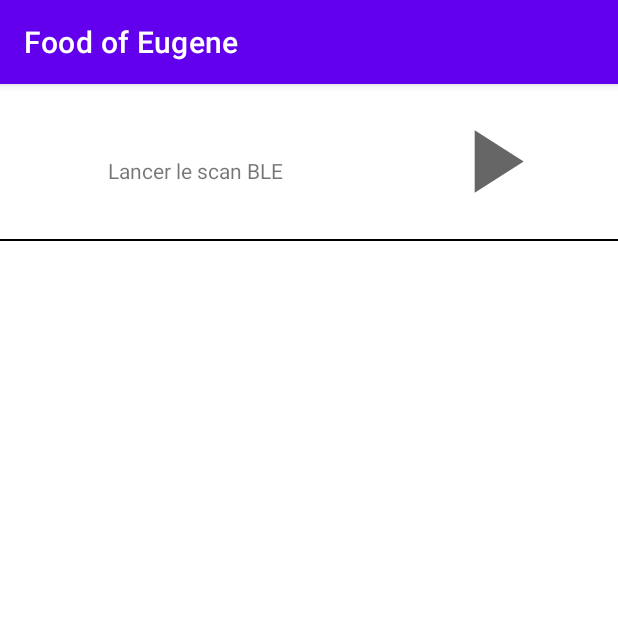
After one commit to Eugeneconstant/FoodofEugene, an Android app: the BLEScanActivity screen opened directly, with no data from a screen before it, on a phone screen of 412 x 824 dp, the top half of it. The commit adds this screen. Run offline under Robolectric (Android 15) with nearby library versions, the phone set to English and light mode, and no system bars; network calls fail.

Commit message:
Add Ble Activity

```diff
--- /dev/null
+++ b/app/src/main/java/fr/isen/eugene/foodofeugene/BLEScanActivity.kt
@@ -0,0 +1,98 @@
+package fr.isen.eugene.foodofeugene
+
+import android.bluetooth.BluetoothAdapter
+import android.Manifest
+import android.bluetooth.BluetoothManager
+import android.content.Intent
+import android.content.pm.PackageManager
+import android.os.Build
+import androidx.appcompat.app.AppCompatActivity
+import android.os.Bundle
+import android.widget.Toast
+import android.widget.Toast.*
+import androidx.annotation.RequiresApi
+import androidx.core.app.ActivityCompat
+import androidx.core.view.isVisible
+import fr.isen.eugene.foodofeugene.databinding.ActivityBLEScanBinding
+import fr.isen.eugene.foodofeugene.databinding.ActivityCategoryBinding
+
+
+class BLEScanActivity : AppCompatActivity() {
+    private lateinit var binding: ActivityBLEScanBinding
+    private var isScanning = false
+    private var bluetoothAdapter: BluetoothAdapter? = null
+    @RequiresApi(Build.VERSION_CODES.M)
+    override fun onCreate(savedInstanceState: Bundle?) {
+        super.onCreate(savedInstanceState)
+        binding = ActivityBLEScanBinding.inflate(layoutInflater)
+        setContentView(binding.root)
+
+
+        bluetoothAdapter = getSystemService(BluetoothManager::class.java)?.adapter
+
+        startBLEifPossible()
+
+
+        binding.bleScanPlayPauseAction.setOnClickListener {
+            togglePlayPauseAction()
+        }
+
+        binding.bleScanPlayTitle.setOnClickListener{
+            togglePlayPauseAction()
+        }
+
+
+    }
+
+    private fun startBLEifPossible() {
+        when {
+            !isDeviceHasBLESupport() || bluetoothAdapter == null -> {
+                Toast.makeText(this, "Cet appareil n'est pas compatible avec le BLE", LENGTH_SHORT).show()
+            }
+            !(bluetoothAdapter?.isEnabled ?: false) -> {
+                //activation du ble
+                val enableBtIntent = Intent(BluetoothAdapter.ACTION_REQUEST_ENABLE)
+                startActivityForResult(enableBtIntent, REQUEST_ENABLE_BT)
+            }
+            ActivityCompat.checkSelfPermission(this, Manifest.permission.ACCESS_FINE_LOCATION)
+                    != PackageManager.PERMISSION_GRANTED ->{
+                        ActivityCompat.requestPermissions(
+                            this,
+                            arrayOf(Manifest.permission.ACCESS_FINE_LOCATION),
+                            REQUEST_PERMISSION_LOCATION
+                        )
+                    }
+            else -> {
+                //on peut faire le ble
+            }
+        }
+    }
+
+    override fun onActivityResult(requestCode: Int, resultCode: Int, data: Intent?) {
+        super.onActivityResult(requestCode, resultCode, data)
+        if (requestCode == REQUEST_ENABLE_BT && resultCode == RESULT_OK ){
+            startBLEifPossible()
+        }
+    }
+    private fun isDeviceHasBLESupport(): Boolean =
+        packageManager.hasSystemFeature(PackageManager.FEATURE_BLUETOOTH_LE)
+
+
+
+    private fun togglePlayPauseAction(){
+        isScanning = !isScanning
+        if(isScanning){
+            binding.bleScanPlayTitle.text = getString(R.string.ble_scan_pause_title)
+            binding.loadingProgress.isVisible = true
+            binding.divider.isVisible = false
+        }else{
+            binding.bleScanPlayTitle.text = getString(R.string.ble_scan_play_title)
+            binding.loadingProgress.isVisible = false
+            binding.divider.isVisible = true
+        }
+    }
+    companion object{
+        const private val REQUEST_ENABLE_BT = 33
+        const private val REQUEST_PERMISSION_LOCATION = 22
+    }
+}
--- a/app/src/main/java/fr/isen/eugene/foodofeugene/CategoryActivity.kt
+++ b/app/src/main/java/fr/isen/eugene/foodofeugene/CategoryActivity.kt
@@ -19,7 +19,7 @@ import org.json.JSONObject
 
 
 enum class Type{
-    ENTREES, PLATS, DESSERTS;
+    ENTREES, PLATS, DESSERTS, BLE;
 
     companion object  {
         fun categoryTitle(type: Type?): String{
@@ -27,6 +27,7 @@ enum class Type{
                 ENTREES -> "Entrees"
                 PLATS -> "Plats"
                 DESSERTS -> "Desserts"
+                BLE -> "BLE"
                 else -> ""
             }
         }
--- a/app/src/main/java/fr/isen/eugene/foodofeugene/DetailActivity.kt
+++ b/app/src/main/java/fr/isen/eugene/foodofeugene/DetailActivity.kt
@@ -2,14 +2,18 @@ package fr.isen.eugene.foodofeugene
 
 import androidx.appcompat.app.AppCompatActivity
 import android.os.Bundle
+import fr.isen.eugene.foodofeugene.Model.Items
 import fr.isen.eugene.foodofeugene.databinding.ActivityDetailBinding
 
-class DetailActivity : AppCompatActivity() {
+class DetailActivity(private val item: Items) : AppCompatActivity() {
 
     private lateinit var binding: ActivityDetailBinding
     override fun onCreate(savedInstanceState: Bundle?) {
         super.onCreate(savedInstanceState)
         binding = ActivityDetailBinding.inflate(layoutInflater)
         setContentView(binding.root)
+        binding.ingredientsTextView.text = item?.getIngredients()
+        binding.itemTitle.text = item?.name
     }
+
 }
--- a/app/src/main/java/fr/isen/eugene/foodofeugene/DetailAdapter.kt
+++ b/app/src/main/java/fr/isen/eugene/foodofeugene/DetailAdapter.kt
@@ -1,4 +1,6 @@
 package fr.isen.eugene.foodofeugene
+
+import fr.isen.eugene.foodofeugene.Model.Items
 
 class DetailAdapter {
 }
--- /dev/null
+++ b/app/src/main/res/drawable/ic_baseline_play_arrow_24.xml
@@ -0,0 +1,10 @@
+<vector xmlns:android="http://schemas.android.com/apk/res/android"
+    android:width="24dp"
+    android:height="24dp"
+    android:viewportWidth="24"
+    android:viewportHeight="24"
+    android:tint="?attr/colorControlNormal">
+  <path
+      android:fillColor="@android:color/white"
+      android:pathData="M8,5v14l11,-7z"/>
+</vector>
--- /dev/null
+++ b/app/src/main/res/layout/activity_b_l_e_scan.xml
@@ -0,0 +1,63 @@
+<?xml version="1.0" encoding="utf-8"?>
+<androidx.constraintlayout.widget.ConstraintLayout xmlns:android="http://schemas.android.com/apk/res/android"
+    xmlns:app="http://schemas.android.com/apk/res-auto"
+    xmlns:tools="http://schemas.android.com/tools"
+    android:layout_width="match_parent"
+    android:layout_height="match_parent"
+    tools:context=".BLEScanActivity">
+
+    <ProgressBar
+        android:id="@+id/loadingProgress"
+        style="?android:attr/progressBarStyleHorizontal"
+        android:layout_width="0dp"
+        android:layout_height="wrap_content"
+        android:layout_marginTop="96dp"
+        android:visibility="gone"
+        android:indeterminate="true"
+        app:layout_constraintEnd_toEndOf="parent"
+        app:layout_constraintHorizontal_bias="0.0"
+        app:layout_constraintStart_toStartOf="parent"
+        app:layout_constraintTop_toTopOf="parent" />
+
+    <ImageView
+        android:id="@+id/bleScanPlayPauseAction"
+        android:layout_width="95dp"
+        android:layout_height="71dp"
+        android:layout_marginTop="16dp"
+        android:layout_marginEnd="36dp"
+        app:layout_constraintEnd_toEndOf="parent"
+        app:layout_constraintTop_toTopOf="parent"
+        app:srcCompat="@drawable/ic_baseline_play_arrow_24"
+        android:contentDescription="@string/image_view" />
+
+    <TextView
+        android:id="@+id/ble_scan_play_title"
+        android:layout_width="wrap_content"
+        android:layout_height="wrap_content"
+        android:layout_marginTop="48dp"
+        android:layout_marginEnd="92dp"
+        android:text="@string/ble_scan_play_title"
+        app:layout_constraintEnd_toStartOf="@+id/bleScanPlayPauseAction"
+        app:layout_constraintTop_toTopOf="parent" />
+
+    <View
+        android:id="@+id/divider"
+        android:layout_width="0dp"
+        android:layout_height="1dp"
+        android:layout_marginTop="36dp"
+        android:background="@color/black"
+        app:layout_constraintEnd_toEndOf="parent"
+        app:layout_constraintHorizontal_bias="0.0"
+        app:layout_constraintStart_toStartOf="parent"
+        app:layout_constraintTop_toBottomOf="@+id/ble_scan_play_title" />
+
+    <androidx.recyclerview.widget.RecyclerView
+        android:id="@+id/ble_recyclerView"
+        android:layout_width="178dp"
+        android:layout_height="403dp"
+        android:layout_marginStart="24dp"
+        android:layout_marginTop="164dp"
+        app:layout_constraintStart_toStartOf="parent"
+        app:layout_constraintTop_toBottomOf="@+id/loadingProgress" />
+
+</androidx.constraintlayout.widget.ConstraintLayout>
```
Also changed, not shown: app/src/main/AndroidManifest.xml (+9 -4 lines), app/src/main/java/fr/isen/eugene/foodofeugene/HomeActivity.kt (+9 -0 lines), app/src/main/res/drawable/ic_baseline_pause_24.xml (added, +10 -0 lines), app/src/main/res/layout/activity_detail.xml (+18 -9 lines), app/src/main/res/layout/activity_home.xml (+12 -2 lines), app/src/main/res/values/strings.xml (+13 -8 lines), app/src/main/res/drawable/play.png (added).
